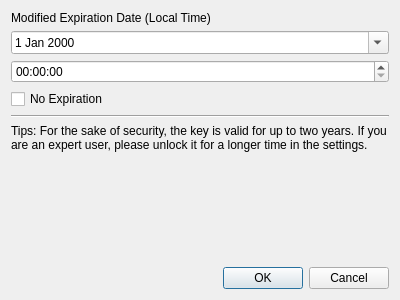
The window that ui/ModifiedExpirationDateTime.ui (saturneric/GpgFrontend) describes before a commit, drawn with Qt 5.
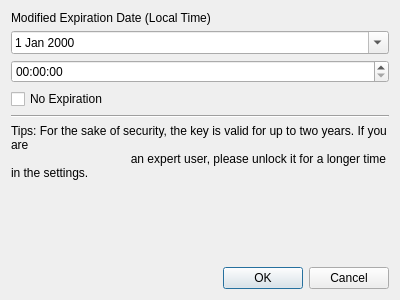
The same window after the commit.

```diff
--- a/ui/ModifiedExpirationDateTime.ui
+++ b/ui/ModifiedExpirationDateTime.ui
@@ -60,7 +60,9 @@
      <item>
       <widget class="QLabel" name="label">
        <property name="text">
-        <string>Tips: For the sake of security, the key is valid for up to two years. If you are an expert user, please unlock it for a longer time in the settings.</string>
+        <string>Tips: For the sake of security, the key is valid for up to two years. If you are
+                                    an expert user, please unlock it for a longer time in the settings.
+                                </string>
        </property>
        <property name="wordWrap">
         <bool>true</bool>
```
Left out of the diff: 6 changed lines with no effect on the pictures.
